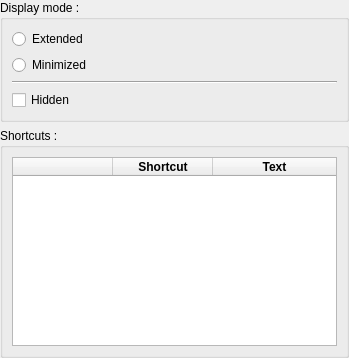
Before: the Qt Designer form app/ui/settingsmanager/qqpalmisettings.ui in dguihal/quteqoin, drawn with Qt 5.
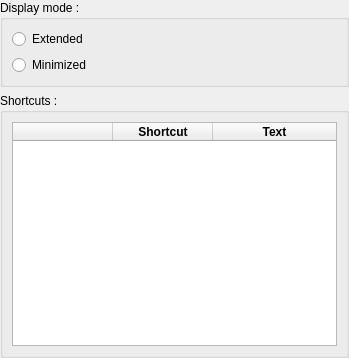
After: the same form once the commit is applied. Custom widgets are drawn as their Qt base class.

The edit to the form file:
```diff
--- a/app/ui/settingsmanager/qqpalmisettings.ui
+++ b/app/ui/settingsmanager/qqpalmisettings.ui
@@ -46,20 +46,6 @@
         </property>
        </widget>
       </item>
-      <item>
-       <widget class="Line" name="line">
-        <property name="orientation">
-         <enum>Qt::Horizontal</enum>
-        </property>
-       </widget>
-      </item>
-      <item>
-       <widget class="QCheckBox" name="dmHiddenCB">
-        <property name="text">
-         <string>Hidden</string>
-        </property>
-       </widget>
-      </item>
      </layout>
     </widget>
    </item>
```
